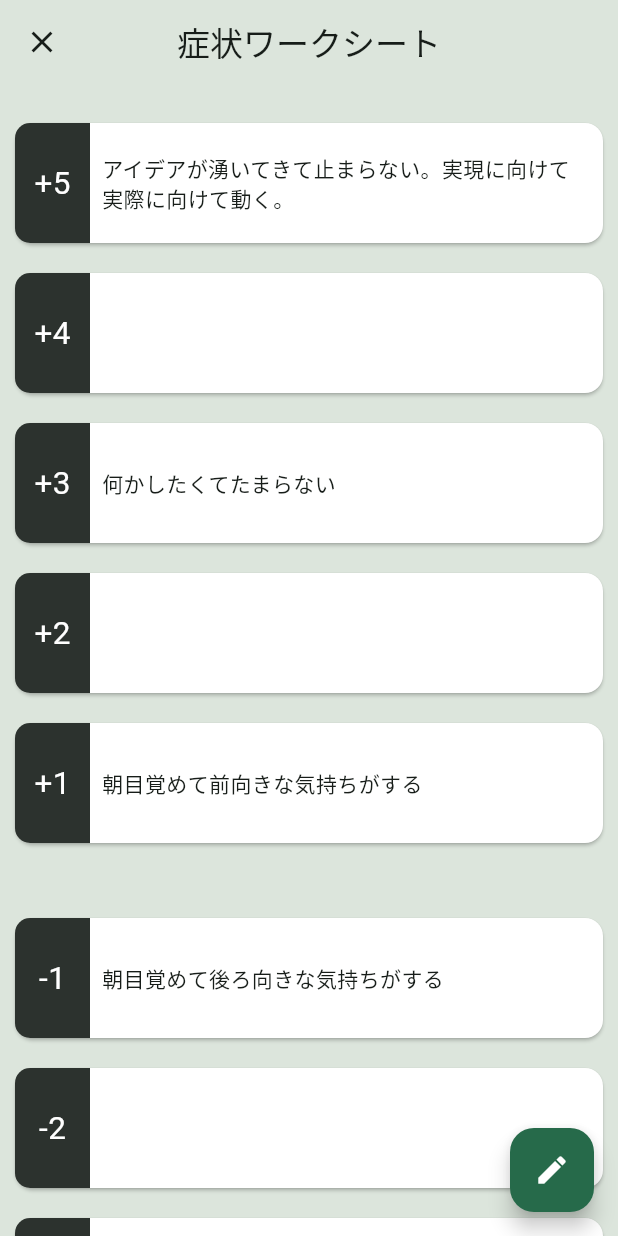
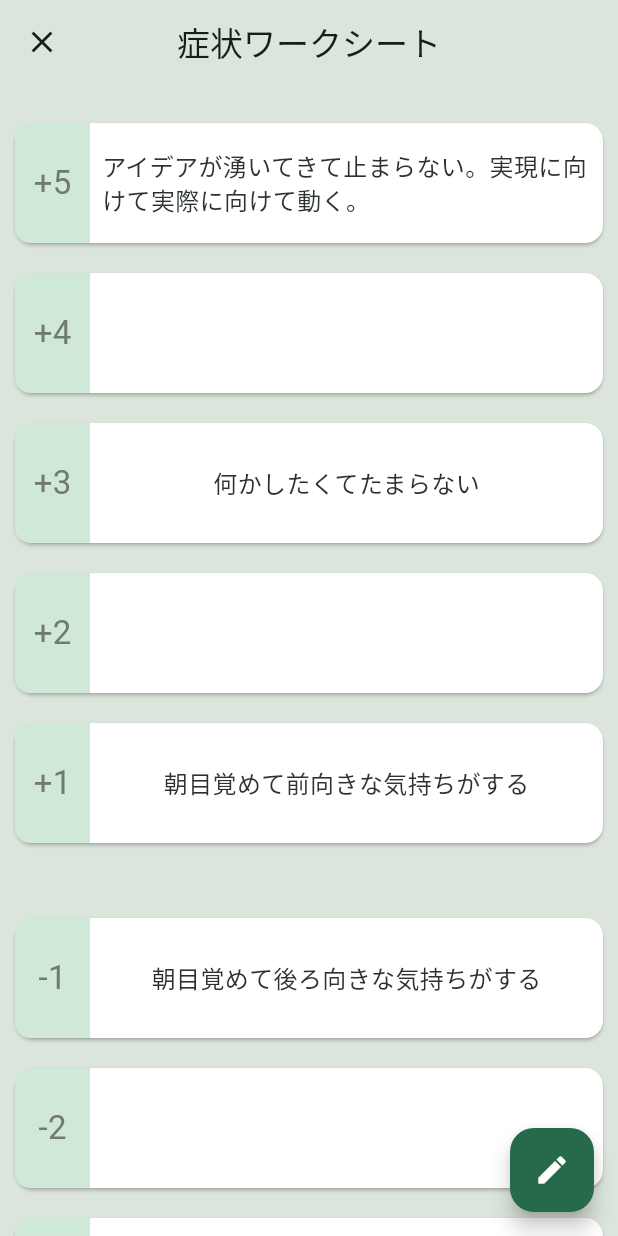
Before and after one commit to Mood-Trend/mood-trend-flutter, a Flutter app: the TableModal screen opened directly, on a phone screen of 412 x 824 dp. Run offline on Flutter 3.47's test engine with Material 2 defaults, Android fonts, the phone set to English and light mode, and no system bars; our stand-ins replace cloud_firestore, firebase_auth, firebase_core, flutter_riverpod, freezed_annotation, gap and 5 more; accounts and stored records are empty; generated files the repository leaves out were written again; Roboto replaces fonts that are missing (Noto Sans JP).

Commit message:
feat: UIの微調整

```diff
--- a/lib/presentation/table_page.dart
+++ b/lib/presentation/table_page.dart
@@ -17,7 +17,7 @@ class _TableModalState extends State<TableModal> {
         elevation: 0,
         backgroundColor: Colors.transparent,
         centerTitle: true,
-        title: Text("症状ワークシート"),
+        title: const Text("症状ワークシート"),
         leading: IconButton(
           onPressed: () {
             Navigator.of(context).pop();
@@ -102,7 +102,7 @@ class TableCard extends StatelessWidget {
   Widget build(BuildContext context) {
     final colors = Theme.of(context).colorScheme;
     return Card(
-      margin: EdgeInsets.all(10),
+      margin: const EdgeInsets.all(10),
       color: colors.onPrimary,
       child: Row(
         children: [
@@ -110,7 +110,7 @@ class TableCard extends StatelessWidget {
             height: 80,
             width: 50,
             decoration: BoxDecoration(
-              color: colors.inverseSurface,
+              color: colors.secondaryContainer,
               borderRadius: const BorderRadius.only(
                 topLeft: Radius.circular(10.0),
                 bottomLeft: Radius.circular(10.0),
@@ -119,15 +119,24 @@ class TableCard extends StatelessWidget {
             child: Center(
                 child: Text(
               moodValue,
-              style: TextStyle(color: colors.onPrimary, fontSize: 21),
+              style: TextStyle(color: colors.outline, fontSize: 22),
             )),
           ),
           Expanded(
-            child: Padding(
-              padding: const EdgeInsets.all(8.0),
-              child: Text(
-                actionText,
-                textAlign: TextAlign.left,
+            child: SizedBox(
+              // これがないと文字数が多い時にUIが崩れる
+              height: 80,
+              child: Padding(
+                padding: const EdgeInsets.all(8.0),
+                child: Center(
+                  child: Text(
+                    actionText,
+                    style: TextStyle(
+                      fontSize: 16,
+                      color: colors.inverseSurface,
+                    ),
+                  ),
+                ),
               ),
             ),
           ),
```
